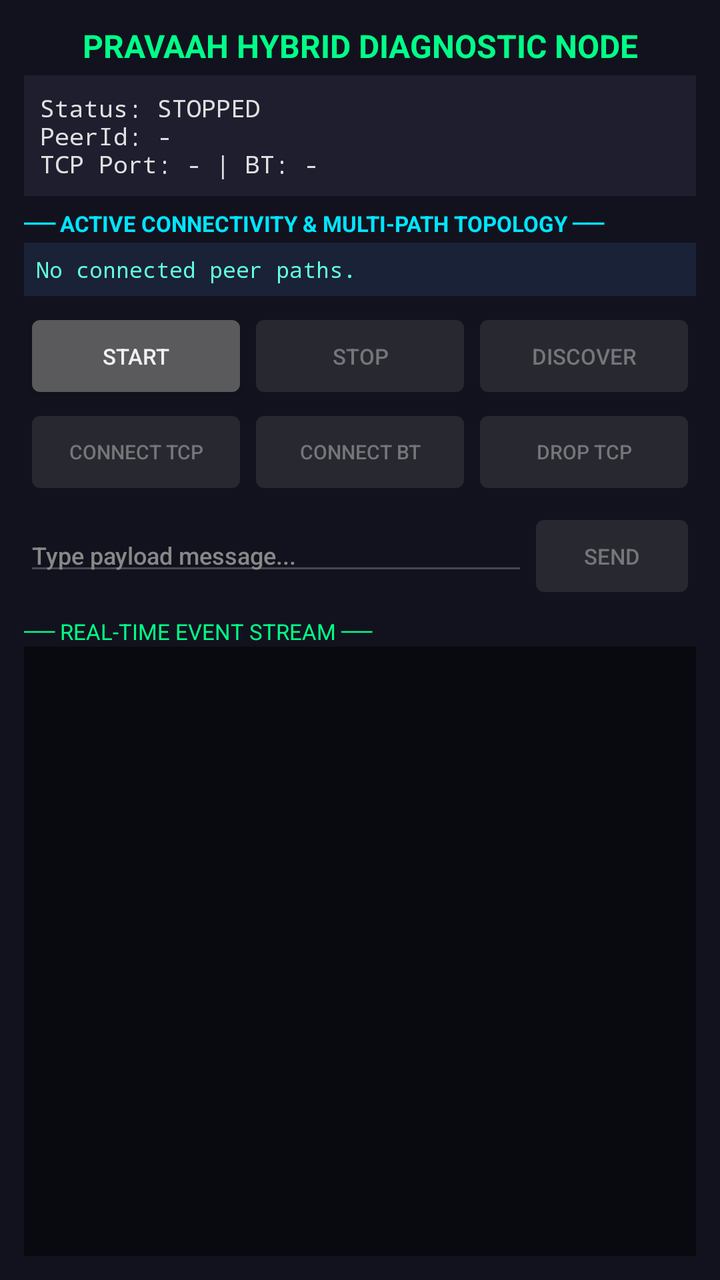
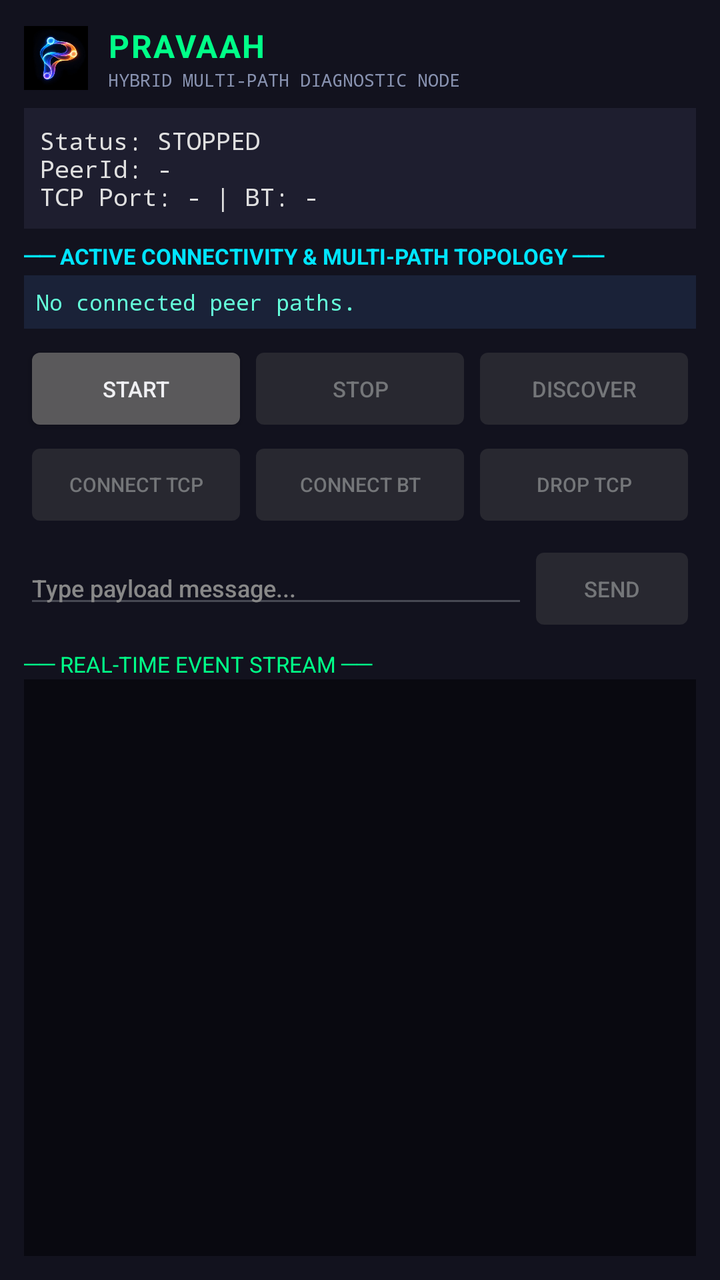

An Android layout rendered at two revisions. The XML below is the earlier revision; the diff shows what the commit changed to produce the second picture.
<!-- AndroidManifest.xml: application theme android:Theme.DeviceDefault -->
<!-- res/layout/activity_diagnostic.xml -->
<?xml version="1.0" encoding="utf-8"?>
<LinearLayout xmlns:android="http://schemas.android.com/apk/res/android"
    android:layout_width="match_parent"
    android:layout_height="match_parent"
    android:orientation="vertical"
    android:padding="12dp"
    android:background="#12121e">

    <TextView
        android:layout_width="match_parent"
        android:layout_height="wrap_content"
        android:text="PRAVAAH HYBRID DIAGNOSTIC NODE"
        android:textColor="#00ff88"
        android:textSize="16sp"
        android:textStyle="bold"
        android:gravity="center"
        android:paddingBottom="4dp" />

    
    <TextView
        android:id="@+id/tvStatus"
        android:layout_width="match_parent"
        android:layout_height="wrap_content"
        android:background="#1e1e2f"
        android:padding="8dp"
        android:text="Status: STOPPED\nPeerId: -\nTCP Port: - | BT: -"
        android:textColor="#e0e0e0"
        android:textSize="12sp"
        android:fontFamily="monospace" />

    
    <TextView
        android:layout_width="match_parent"
        android:layout_height="wrap_content"
        android:text="── ACTIVE CONNECTIVITY &amp; MULTI-PATH TOPOLOGY ──"
        android:textColor="#00e5ff"
        android:textSize="11sp"
        android:textStyle="bold"
        android:paddingTop="6dp"
        android:paddingBottom="2dp" />

    <TextView
        android:id="@+id/tvMultiPathTopology"
        android:layout_width="match_parent"
        android:layout_height="wrap_content"
        android:background="#1a2238"
        android:padding="6dp"
        android:text="No connected peer paths."
        android:textColor="#64ffda"
        android:textSize="11sp"
        android:fontFamily="monospace" />

    
    <LinearLayout
        android:layout_width="match_parent"
        android:layout_height="wrap_content"
        android:orientation="horizontal"
        android:paddingTop="6dp">
        <Button android:id="@+id/btnStart" android:layout_width="0dp"
            android:layout_height="wrap_content" android:layout_weight="1"
            android:text="START" android:textSize="11sp" />
        <Button android:id="@+id/btnStop" android:layout_width="0dp"
            android:layout_height="wrap_content" android:layout_weight="1"
            android:text="STOP" android:textSize="11sp" android:enabled="false" />
        <Button android:id="@+id/btnDiscover" android:layout_width="0dp"
            android:layout_height="wrap_content" android:layout_weight="1"
            android:text="DISCOVER" android:textSize="11sp" android:enabled="false" />
    </LinearLayout>

    
    <LinearLayout
        android:layout_width="match_parent"
        android:layout_height="wrap_content"
        android:orientation="horizontal">
        <Button android:id="@+id/btnConnectTcp" android:layout_width="0dp"
            android:layout_height="wrap_content" android:layout_weight="1"
            android:text="CONNECT TCP" android:textSize="10sp" android:enabled="false" />
        <Button android:id="@+id/btnConnectBt" android:layout_width="0dp"
            android:layout_height="wrap_content" android:layout_weight="1"
            android:text="CONNECT BT" android:textSize="10sp" android:enabled="false" />
        <Button android:id="@+id/btnSimulateDrop" android:layout_width="0dp"
            android:layout_height="wrap_content" android:layout_weight="1"
            android:text="DROP TCP" android:textSize="10sp" android:enabled="false" />
    </LinearLayout>

    
    <LinearLayout
        android:layout_width="match_parent"
        android:layout_height="wrap_content"
        android:orientation="horizontal"
        android:paddingTop="4dp">
        <EditText android:id="@+id/etMessage" android:layout_width="0dp"
            android:layout_height="wrap_content" android:layout_weight="3"
            android:hint="Type payload message..." android:textColor="#ffffff"
            android:textColorHint="#888888" android:textSize="12sp"
            android:enabled="false" />
        <Button android:id="@+id/btnSend" android:layout_width="0dp"
            android:layout_height="wrap_content" android:layout_weight="1"
            android:text="SEND" android:textSize="11sp" android:enabled="false" />
    </LinearLayout>

    
    <TextView
        android:layout_width="match_parent"
        android:layout_height="wrap_content"
        android:text="── REAL-TIME EVENT STREAM ──"
        android:textColor="#00ff88"
        android:textSize="11sp"
        android:paddingTop="6dp" />

    <ScrollView
        android:id="@+id/scrollLog"
        android:layout_width="match_parent"
        android:layout_height="0dp"
        android:layout_weight="1"
        android:background="#090910"
        android:padding="6dp">
        <TextView
            android:id="@+id/tvLog"
            android:layout_width="match_parent"
            android:layout_height="wrap_content"
            android:textColor="#bbbbbb"
            android:textSize="10sp"
            android:fontFamily="monospace" />
    </ScrollView>
</LinearLayout>
<!-- resources referenced by this layout -->
<resources>

</resources>

<!-- the commit's change to res/layout/activity_diagnostic.xml (unified diff, before → after) -->
@@ -1,4 +1,4 @@
-<?xml version="1.0" encoding="utf-8"?>
+﻿<?xml version="1.0" encoding="utf-8"?>
 <LinearLayout xmlns:android="http://schemas.android.com/apk/res/android"
     android:layout_width="match_parent"
     android:layout_height="match_parent"
@@ -6,15 +6,45 @@
     android:padding="12dp"
     android:background="#12121e">
 
-    <TextView
-        android:layout_width="match_parent"
-        android:layout_height="wrap_content"
-        android:text="PRAVAAH HYBRID DIAGNOSTIC NODE"
-        android:textColor="#00ff88"
-        android:textSize="16sp"
-        android:textStyle="bold"
-        android:gravity="center"
-        android:paddingBottom="4dp" />
+    
+    <LinearLayout
+        android:layout_width="match_parent"
+        android:layout_height="wrap_content"
+        android:orientation="horizontal"
+        android:gravity="center_vertical"
+        android:paddingBottom="8dp">
+
+        <ImageView
+            android:layout_width="32dp"
+            android:layout_height="32dp"
+            android:src="@drawable/ic_pravaah_logo"
+            android:contentDescription="Pravaah Logo"
+            android:layout_marginEnd="10dp" />
+
+        <LinearLayout
+            android:layout_width="0dp"
+            android:layout_height="wrap_content"
+            android:layout_weight="1"
+            android:orientation="vertical">
+
+            <TextView
+                android:layout_width="wrap_content"
+                android:layout_height="wrap_content"
+                android:text="PRAVAAH"
+                android:textColor="#00ff88"
+                android:textSize="16sp"
+                android:textStyle="bold"
+                android:letterSpacing="0.05" />
+
+            <TextView
+                android:layout_width="wrap_content"
+                android:layout_height="wrap_content"
+                android:text="HYBRID MULTI-PATH DIAGNOSTIC NODE"
+                android:textColor="#8892b0"
+                android:textSize="9sp"
+                android:fontFamily="monospace" />
+        </LinearLayout>
+    </LinearLayout>
 
     
     <TextView
@@ -56,15 +86,32 @@
         android:layout_height="wrap_content"
         android:orientation="horizontal"
         android:paddingTop="6dp">
-        <Button android:id="@+id/btnStart" android:layout_width="0dp"
-            android:layout_height="wrap_content" android:layout_weight="1"
-            android:text="START" android:textSize="11sp" />
-        <Button android:id="@+id/btnStop" android:layout_width="0dp"
-            android:layout_height="wrap_content" android:layout_weight="1"
-            android:text="STOP" android:textSize="11sp" android:enabled="false" />
-        <Button android:id="@+id/btnDiscover" android:layout_width="0dp"
-            android:layout_height="wrap_content" android:layout_weight="1"
-            android:text="DISCOVER" android:textSize="11sp" android:enabled="false" />
+
+        <Button
+            android:id="@+id/btnStart"
+            android:layout_width="0dp"
+            android:layout_height="wrap_content"
+            android:layout_weight="1"
+            android:text="START"
+            android:textSize="11sp" />
+
+        <Button
+            android:id="@+id/btnStop"
+            android:layout_width="0dp"
+            android:layout_height="wrap_content"
+            android:layout_weight="1"
+            android:text="STOP"
+            android:textSize="11sp"
+            android:enabled="false" />
+
+        <Button
+            android:id="@+id/btnDiscover"
+            android:layout_width="0dp"
+            android:layout_height="wrap_content"
+            android:layout_weight="1"
+            android:text="DISCOVER"
+            android:textSize="11sp"
+            android:enabled="false" />
     </LinearLayout>
 
     
@@ -72,15 +119,33 @@
         android:layout_width="match_parent"
         android:layout_height="wrap_content"
         android:orientation="horizontal">
-        <Button android:id="@+id/btnConnectTcp" android:layout_width="0dp"
-            android:layout_height="wrap_content" android:layout_weight="1"
-            android:text="CONNECT TCP" android:textSize="10sp" android:enabled="false" />
-        <Button android:id="@+id/btnConnectBt" android:layout_width="0dp"
-            android:layout_height="wrap_content" android:layout_weight="1"
-            android:text="CONNECT BT" android:textSize="10sp" android:enabled="false" />
-        <Button android:id="@+id/btnSimulateDrop" android:layout_width="0dp"
-            android:layout_height="wrap_content" android:layout_weight="1"
-            android:text="DROP TCP" android:textSize="10sp" android:enabled="false" />
+
+        <Button
+            android:id="@+id/btnConnectTcp"
+            android:layout_width="0dp"
+            android:layout_height="wrap_content"
+            android:layout_weight="1"
+            android:text="CONNECT TCP"
+            android:textSize="10sp"
+            android:enabled="false" />
+
+        <Button
+            android:id="@+id/btnConnectBt"
+            android:layout_width="0dp"
+            android:layout_height="wrap_content"
+            android:layout_weight="1"
+            android:text="CONNECT BT"
+            android:textSize="10sp"
+            android:enabled="false" />
+
+        <Button
+            android:id="@+id/btnSimulateDrop"
+            android:layout_width="0dp"
+            android:layout_height="wrap_content"
+            android:layout_weight="1"
+            android:text="DROP TCP"
+            android:textSize="10sp"
+            android:enabled="false" />
     </LinearLayout>
 
     
@@ -89,14 +154,26 @@
         android:layout_height="wrap_content"
         android:orientation="horizontal"
         android:paddingTop="4dp">
-        <EditText android:id="@+id/etMessage" android:layout_width="0dp"
-            android:layout_height="wrap_content" android:layout_weight="3"
-            android:hint="Type payload message..." android:textColor="#ffffff"
-            android:textColorHint="#888888" android:textSize="12sp"
-            android:enabled="false" />
-        <Button android:id="@+id/btnSend" android:layout_width="0dp"
-            android:layout_height="wrap_content" android:layout_weight="1"
-            android:text="SEND" android:textSize="11sp" android:enabled="false" />
+
+        <EditText
+            android:id="@+id/etMessage"
+            android:layout_width="0dp"
+            android:layout_height="wrap_content"
+            android:layout_weight="3"
+            android:hint="Type payload message..."
+            android:textColor="#ffffff"
+            android:textColorHint="#888888"
+            android:textSize="12sp"
+            android:enabled="false" />
+
+        <Button
+            android:id="@+id/btnSend"
+            android:layout_width="0dp"
+            android:layout_height="wrap_content"
+            android:layout_weight="1"
+            android:text="SEND"
+            android:textSize="11sp"
+            android:enabled="false" />
     </LinearLayout>
 
     
@@ -115,6 +192,7 @@
         android:layout_weight="1"
         android:background="#090910"
         android:padding="6dp">
+
         <TextView
             android:id="@+id/tvLog"
             android:layout_width="match_parent"
<!-- resource entries referenced after the edit -->
@@ -1,5 +1,5 @@
 <!-- resources referenced by this layout -->
 <resources>
-
+  <!-- drawable ic_pravaah_logo: png bitmap (drawable, 64147 bytes) -->
 </resources>
 
